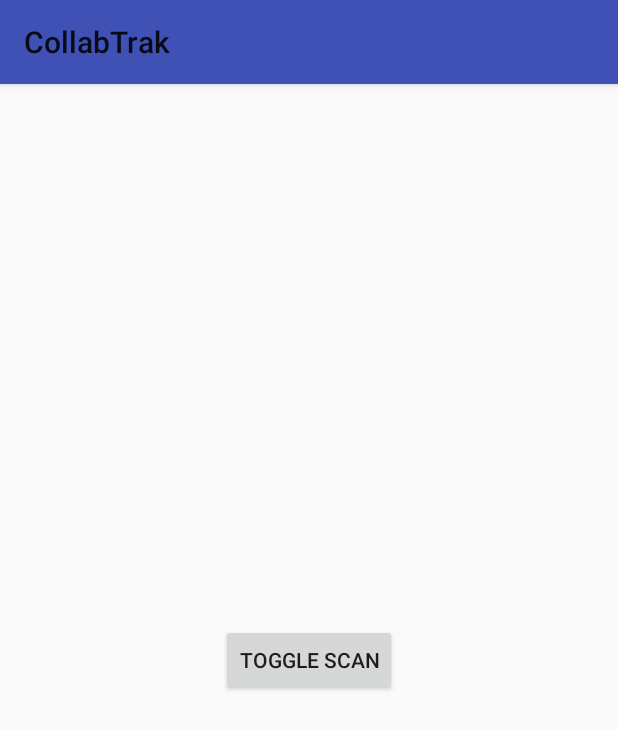
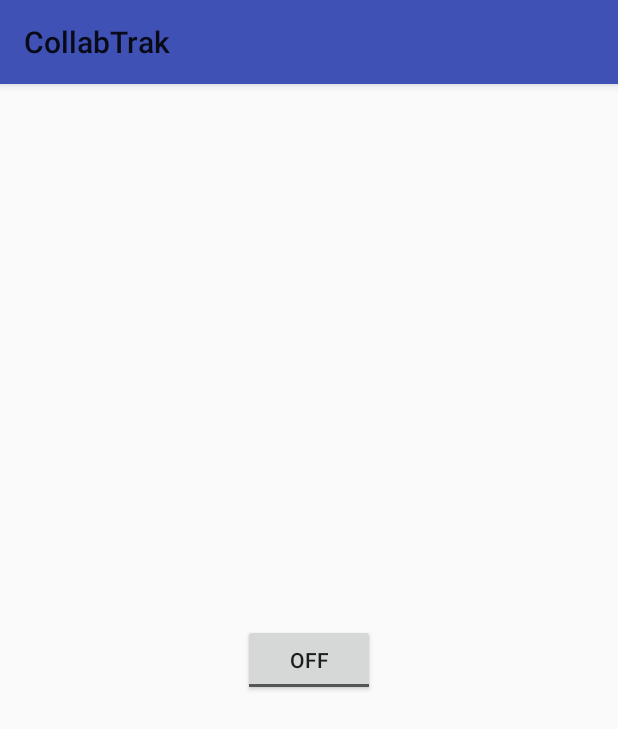
Before and after one commit to cupojoe/DTSoF-Android, an Android app: the screen it shows after launch (MainActivity), on a phone screen of 412 x 824 dp. Shown: the top 729 px of the screen. Run offline under Robolectric (Android 15) with nearby library versions, the phone set to English and light mode, and no system bars; libraries missing offline, so code that uses them is left out: com.estimote.sdk; 7 statements that could not run were skipped.

Commit message:
Change Button with ToggleButton

```diff
--- a/app/src/main/java/com/cognizant/collab/collabtrak/MainActivity.java
+++ b/app/src/main/java/com/cognizant/collab/collabtrak/MainActivity.java
@@ -11,6 +11,8 @@ import android.view.View;
 import android.widget.ArrayAdapter;
 import android.widget.ListView;
 import android.widget.TextView;
+import android.widget.ToggleButton;
+import android.widget.CompoundButton;
 
 import com.estimote.sdk.SystemRequirementsChecker;
 import com.loopj.android.http.AsyncHttpResponseHandler;
@@ -27,7 +29,7 @@ import java.util.HashMap;
 import cz.msebera.android.httpclient.Header;
 
 
-public class MainActivity extends AppCompatActivity implements View.OnClickListener {
+public class MainActivity extends AppCompatActivity {
 
     private SessionManager sessionManager;
     private AppBeaconManager beaconManager;
@@ -59,6 +61,19 @@ public class MainActivity extends AppCompatActivity implements View.OnClickListe
 
 //        Switch aSwitch = (Switch)findViewById(R.id.trackSwitch);
 //        aSwitch.setOnClickListener(this);
+
+        ToggleButton toggle = (ToggleButton) findViewById(R.id.toggleButton);
+        toggle.setOnCheckedChangeListener(new CompoundButton.OnCheckedChangeListener() {
+            public void onCheckedChanged(CompoundButton buttonView, boolean isChecked) {
+                if (isChecked) {
+                    // The toggle is enabled
+                    beaconManager.startMonitoring();
+                } else {
+                    // The toggle is disabled
+                    beaconManager.stopMonitoring();
+                }
+            }
+        });
 
     }
 
@@ -96,16 +111,19 @@ public class MainActivity extends AppCompatActivity implements View.OnClickListe
         }
     }
 
-    @Override
-    public void onClick(View view){
-        switch(view.getId()){
-            case R.id.toggleButton:
-                if (beaconManager.isScanning()) {
-                    beaconManager.stopMonitoring();
-                } else {
-                    beaconManager.startMonitoring();
-                }
-                break;
-        }
-    }
+
+//    @Override
+//    public void onClick(View view){
+//
+//        switch(view.getId()){
+//            case R.id.toggleButton:
+//                Button toggle = (Button)findViewById(R.id.toggleButton);
+//                if (beaconManager.isScanning()) {
+//                    beaconManager.stopMonitoring();
+//                } else {
+//                    beaconManager.startMonitoring();
+//                }
+//                break;
+//        }
+//    }
 }
--- a/app/src/main/res/layout/activity_main.xml
+++ b/app/src/main/res/layout/activity_main.xml
@@ -9,12 +9,11 @@
     android:paddingTop="@dimen/activity_vertical_margin"
     tools:context="com.cognizant.collab.collabtrak.MainActivity">
 
-    <Button
+    <ToggleButton
         android:layout_width="wrap_content"
         android:layout_height="wrap_content"
-        android:text="Toggle Scan"
+        android:text="Scan Off"
         android:id="@+id/toggleButton"
         android:layout_centerVertical="true"
-        android:layout_centerHorizontal="true"
-        android:onClick="onClick" />
+        android:layout_centerHorizontal="true" />
 </RelativeLayout>
```
